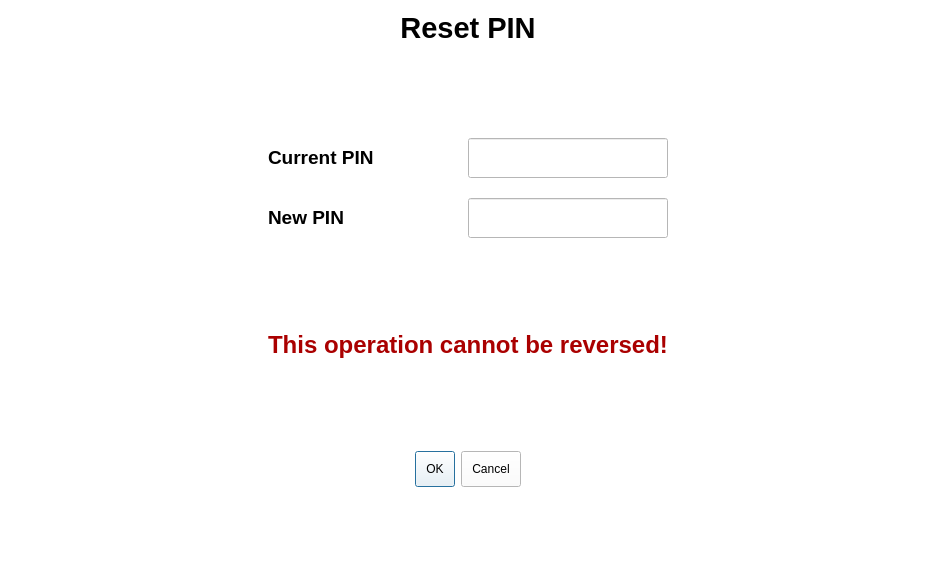
Qt form resetpin.ui (arc-bphc/sims-gui) before a commit.
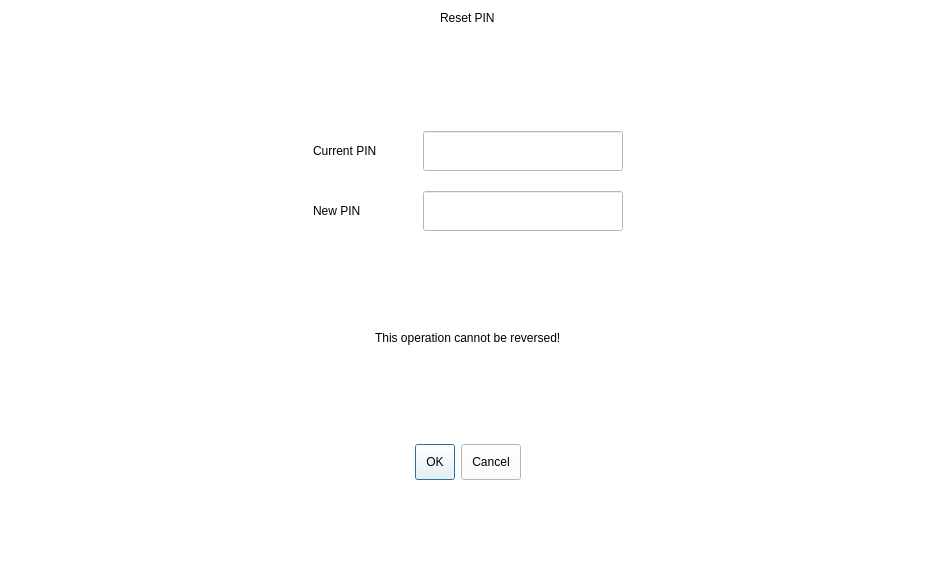
The same form after that commit.

What changed in the file:
```diff
--- a/resetpin.ui
+++ b/resetpin.ui
@@ -81,8 +81,11 @@
          <verstretch>0</verstretch>
         </sizepolicy>
        </property>
+       <property name="styleSheet">
+        <string notr="true">font: 24pt &quot;Arial&quot;;</string>
+       </property>
        <property name="text">
-        <string>&lt;html&gt;&lt;head/&gt;&lt;body&gt;&lt;p align=&quot;center&quot;&gt;&lt;span style=&quot; font-size:22pt; font-weight:600;&quot;&gt;Reset PIN&lt;/span&gt;&lt;/p&gt;&lt;/body&gt;&lt;/html&gt;</string>
+        <string>Reset PIN</string>
        </property>
       </widget>
      </item>
@@ -94,8 +97,11 @@
          <verstretch>0</verstretch>
         </sizepolicy>
        </property>
+       <property name="styleSheet">
+        <string notr="true">font: 75 18pt &quot;Noto Sans&quot;;</string>
+       </property>
        <property name="text">
-        <string>&lt;html&gt;&lt;head/&gt;&lt;body&gt;&lt;p align=&quot;center&quot;&gt;&lt;span style=&quot; font-size:18pt; font-weight:600; color:#aa0000;&quot;&gt;This operation cannot be reversed!&lt;/span&gt;&lt;/p&gt;&lt;/body&gt;&lt;/html&gt;</string>
+        <string>This operation cannot be reversed!</string>
        </property>
       </widget>
      </item>
@@ -120,11 +126,11 @@
           </size>
          </property>
          <property name="text">
-          <string>&lt;html&gt;&lt;head/&gt;&lt;body&gt;&lt;p&gt;&lt;span style=&quot; font-size:14pt; font-weight:600;&quot;&gt;New PIN&lt;/span&gt;&lt;/p&gt;&lt;/body&gt;&lt;/html&gt;</string>
+          <string>New PIN</string>
          </property>
         </widget>
        </item>
-       <item row="0" column="0">
+       <item row="0" column="0" alignment="Qt::AlignHCenter">
         <widget class="QLabel" name="label">
          <property name="maximumSize">
           <size>
@@ -133,7 +139,7 @@
           </size>
          </property>
          <property name="text">
-          <string>&lt;html&gt;&lt;head/&gt;&lt;body&gt;&lt;p&gt;&lt;span style=&quot; font-size:14pt; font-weight:600;&quot;&gt;Current PIN&lt;/span&gt;&lt;/p&gt;&lt;/body&gt;&lt;/html&gt;</string>
+          <string>Current PIN</string>
          </property>
         </widget>
        </item>
```
